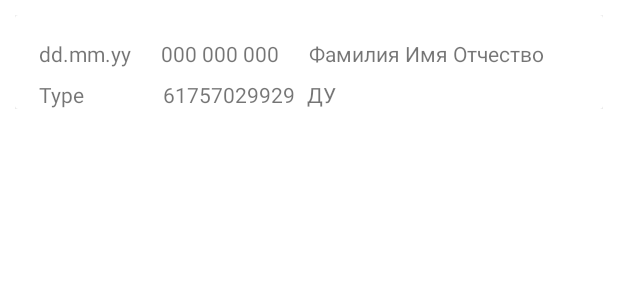
After one commit to ThetaSigmaTL/RenStaff, an Android app: the layout list_item.xml on its own in the app's theme, with its tools: preview values and no code run, on a phone screen of 412 x 824 dp. The commit adds this screen. Shown: the top 300 px of the screen. Run offline under Robolectric (Android 15) with nearby library versions, the phone set to English and light mode, and no system bars.

```diff
--- a/app/src/main/AndroidManifest.xml
+++ b/app/src/main/AndroidManifest.xml
@@ -22,7 +22,6 @@
             android:exported="true">
             <intent-filter>
                 <action android:name="android.intent.action.MAIN" />
-
                 <category android:name="android.intent.category.LAUNCHER" />
             </intent-filter>
         </activity>
@@ -31,7 +30,7 @@
             android:exported="true" />
         <activity
             android:name=".MainActivity"
-            android:exported="true" />
+            android:exported="true">
+        </activity>
     </application>
-
 </manifest>
--- /dev/null
+++ b/app/src/main/java/com/example/renstaff/CreditType.java
@@ -0,0 +1,6 @@
+package com.example.renstaff;
+
+public enum CreditType {
+    GP,
+    IL
+}
--- a/app/src/main/java/com/example/renstaff/LoginActivity.java
+++ b/app/src/main/java/com/example/renstaff/LoginActivity.java
@@ -20,5 +20,4 @@ public class LoginActivity extends AppCompatActivity {
                     .replace(R.id.loginFragmentContainer, loginFragment, "LoginFragment")
                     .commit();
     }
-
 }
--- a/app/src/main/java/com/example/renstaff/MainActivity.java
+++ b/app/src/main/java/com/example/renstaff/MainActivity.java
@@ -33,13 +33,11 @@ public class MainActivity extends AppCompatActivity{
         documentReference = db.collection(Constants.KEY_COLLECTION_USERS)
                 .document(preferenceManager.getString(Constants.KEY_USER_ID));
 
-
         BottomNavigationView navView = findViewById(R.id.nav_view);
         // Passing each menu ID as a set of Ids because each
         // menu should be considered as top level destinations.
         NavController navController = Navigation.findNavController(this, R.id.nav_host_fragment_activity_navigation_bottom);
         NavigationUI.setupWithNavController(activityMainBinding.navView, navController);
-
     }
 
     @Override
--- /dev/null
+++ b/app/src/main/res/layout/list_item.xml
@@ -0,0 +1,81 @@
+<?xml version="1.0" encoding="utf-8"?>
+<LinearLayout xmlns:android="http://schemas.android.com/apk/res/android"
+    xmlns:app="http://schemas.android.com/apk/res-auto"
+    xmlns:tools="http://schemas.android.com/tools"
+    android:layout_width="match_parent"
+    android:layout_height="wrap_content"
+    android:layout_margin="10dp"
+    android:orientation="vertical">
+
+
+    <androidx.cardview.widget.CardView
+        android:layout_width="match_parent"
+        android:layout_height="match_parent" >
+
+        <androidx.constraintlayout.widget.ConstraintLayout
+            android:layout_width="match_parent"
+            android:layout_height="match_parent">
+
+            <TextView
+                android:id="@+id/textView3"
+                android:layout_width="wrap_content"
+                android:layout_height="wrap_content"
+                android:layout_marginStart="16dp"
+                android:layout_marginTop="16dp"
+                android:text="dd.mm.yy"
+                app:layout_constraintStart_toStartOf="parent"
+                app:layout_constraintTop_toTopOf="parent" />
+
+            <TextView
+                android:id="@+id/textView6"
+                android:layout_width="wrap_content"
+                android:layout_height="wrap_content"
+                android:layout_marginStart="20dp"
+                android:layout_marginTop="16dp"
+                android:text="000 000 000"
+                app:layout_constraintStart_toEndOf="@+id/textView3"
+                app:layout_constraintTop_toTopOf="parent" />
+
+            <TextView
+                android:id="@+id/textView7"
+                android:layout_width="wrap_content"
+                android:layout_height="wrap_content"
+                android:layout_marginStart="20dp"
+                android:layout_marginTop="16dp"
+                android:text="Фамилия Имя Отчество"
+                app:layout_constraintStart_toEndOf="@+id/textView6"
+                app:layout_constraintTop_toTopOf="parent" />
+
+            <TextView
+                android:id="@+id/textView10"
+                android:layout_width="wrap_content"
+                android:layout_height="wrap_content"
+                android:layout_marginStart="16dp"
+                android:layout_marginTop="8dp"
+                android:text="Type"
+                app:layout_constraintStart_toStartOf="parent"
+                app:layout_constraintTop_toBottomOf="@+id/textView3" />
+
+            <TextView
+                android:id="@+id/textView19"
+                android:layout_width="wrap_content"
+                android:layout_height="wrap_content"
+                android:layout_marginStart="52dp"
+                android:layout_marginTop="8dp"
+                android:text="61757029929"
+                app:layout_constraintStart_toEndOf="@+id/textView10"
+                app:layout_constraintTop_toBottomOf="@+id/textView6" />
+
+            <TextView
+                android:id="@+id/textView23"
+                android:layout_width="wrap_content"
+                android:layout_height="wrap_content"
+                android:layout_marginStart="8dp"
+                android:layout_marginTop="8dp"
+                android:text="ДУ"
+                app:layout_constraintStart_toEndOf="@+id/textView19"
+                app:layout_constraintTop_toBottomOf="@+id/textView7" />
+
+        </androidx.constraintlayout.widget.ConstraintLayout>
+    </androidx.cardview.widget.CardView>
+</LinearLayout>
```
Also changed, not shown: app/src/main/java/com/example/renstaff/Credit.java (added, +101 -0 lines), app/src/main/java/com/example/renstaff/CreditCalculator.java (added, +12 -0 lines), app/src/main/java/com/example/renstaff/FragmentAdapter.java (+6 -11 lines), app/src/main/java/com/example/renstaff/ui/TabLayoutFragment.java (+0 -13 lines), app/src/main/java/com/example/renstaff/ui/settings/SettingsFragment.java (+0 -9 lines), app/src/main/res/layout/fragment_main.xml (+34 -47 lines), app/src/main/res/values/strings.xml (+15 -0 lines), 1 other file.
